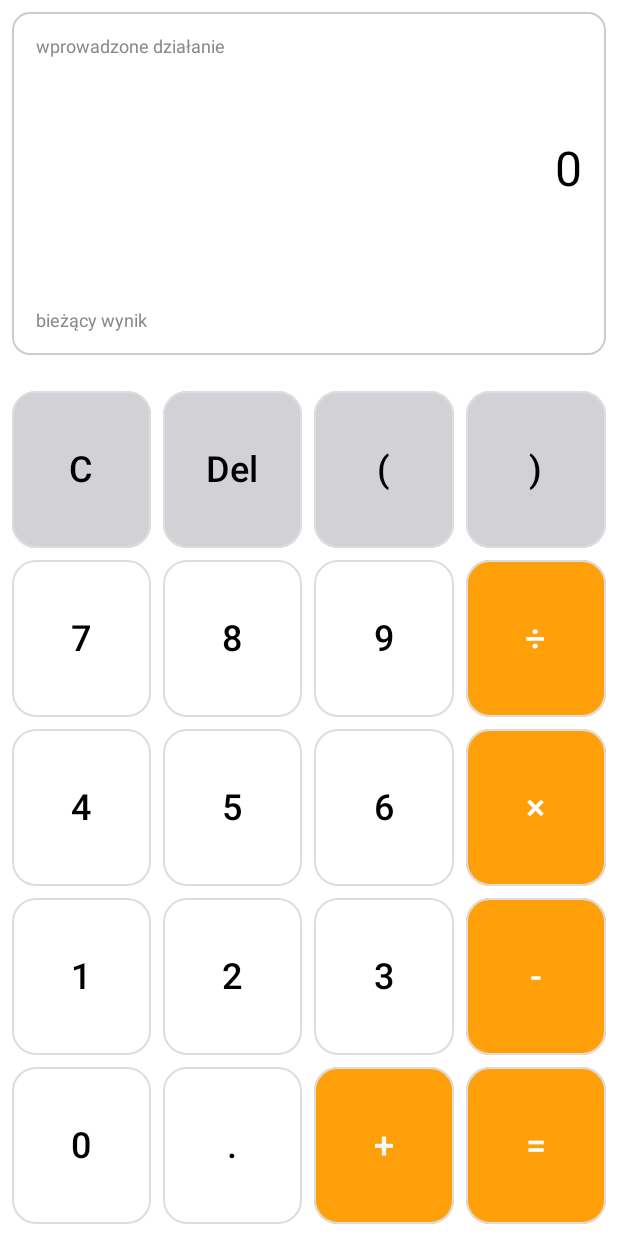
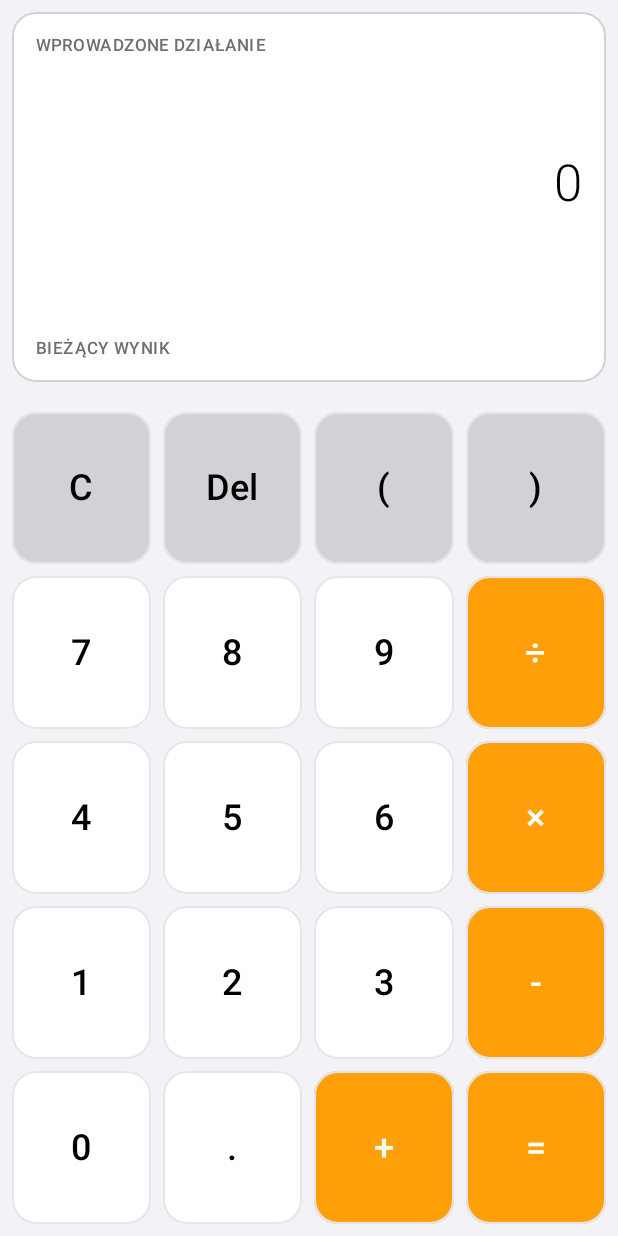
Before and after one commit to Sebek355/PSM_LAB4, an Android app built with Jetpack Compose: the screen it shows after launch (MainActivity), on a phone screen of 412 x 824 dp. Run offline under Robolectric (Android 15) with nearby library versions, the phone set to English and light mode, and no system bars.

Commit message:
dokonczono projekt

```diff
--- a/app/src/main/java/com/example/lab4/MainActivity.kt
+++ b/app/src/main/java/com/example/lab4/MainActivity.kt
@@ -8,6 +8,7 @@ import androidx.activity.enableEdgeToEdge
 import androidx.compose.foundation.BorderStroke
 import androidx.compose.foundation.background
 import androidx.compose.foundation.border
+import androidx.compose.foundation.horizontalScroll
 import androidx.compose.foundation.isSystemInDarkTheme
 import androidx.compose.foundation.layout.Arrangement
 import androidx.compose.foundation.layout.Column
@@ -18,6 +19,8 @@ import androidx.compose.foundation.layout.fillMaxSize
 import androidx.compose.foundation.layout.fillMaxWidth
 import androidx.compose.foundation.layout.height
 import androidx.compose.foundation.layout.padding
+import androidx.compose.foundation.layout.safeDrawingPadding
+import androidx.compose.foundation.rememberScrollState
 import androidx.compose.foundation.shape.RoundedCornerShape
 import androidx.compose.material3.Button
 import androidx.compose.material3.ButtonDefaults
@@ -25,15 +28,19 @@ import androidx.compose.material3.Text
 import androidx.compose.runtime.Composable
 import androidx.compose.runtime.getValue
 import androidx.compose.runtime.mutableStateOf
-import androidx.compose.runtime.remember
+import androidx.compose.runtime.saveable.rememberSaveable
 import androidx.compose.runtime.setValue
 import androidx.compose.ui.Alignment
 import androidx.compose.ui.Modifier
 import androidx.compose.ui.graphics.Color
 import androidx.compose.ui.platform.LocalConfiguration
+import androidx.compose.ui.text.font.FontFamily
+import androidx.compose.ui.text.font.FontWeight
 import androidx.compose.ui.unit.dp
 import androidx.compose.ui.unit.sp
 import net.objecthunter.exp4j.ExpressionBuilder
+import java.math.BigDecimal
+import java.math.RoundingMode
 
 class MainActivity : ComponentActivity() {
     override fun onCreate(savedInstanceState: Bundle?) {
@@ -48,10 +55,8 @@ class MainActivity : ComponentActivity() {
 @Composable
 fun getIosButtonColors(label: String, isDark: Boolean): Pair<Color, Color> {
     val iosOrange = Color(0xFFFF9F0A)
-    val darkBg = Color.Black
     val darkNumBg = Color(0xFF333333)
     val darkTopBg = Color(0xFFA5A5A5)
-    val lightBg = Color(0xFFF2F2F7)
     val lightNumBg = Color(0xFFFFFFFF)
     val lightTopBg = Color(0xFFD1D1D6)
 
@@ -74,15 +79,16 @@ fun Kalkulatorscreen() {
     val isLandscape = configuration.orientation == Configuration.ORIENTATION_LANDSCAPE
     val isDark = isSystemInDarkTheme()
 
-    val mainBackgroundColor = if (isDark) Color.Black else Color.White
+    val mainBackgroundColor = if (isDark) Color.Black else Color(0xFFF2F2F7)
     val displayBgColor = if (isDark) Color(0xFF1C1C1E) else Color.White
-    val displayBorderColor = if (isDark) Color.DarkGray else Color.LightGray
+    val displayBorderColor = if (isDark) Color(0xFF3A3A3C) else Color(0xFFD1D1D6)
     val displayTextColor = if (isDark) Color.White else Color.Black
+    val secondaryTextColor = if (isDark) Color(0xFF8E8E93) else Color(0xFF6E6E73)
+    val buttonBorderColor = if (isDark) Color(0xFF2C2C2E) else Color(0xFFE5E5EA)
 
-    val buttonBorderColor = if (isDark) Color(0xFF444444) else Color(0xFFDDDDDD)
-
-    var equation by remember { mutableStateOf("") }
-    var result by remember { mutableStateOf("") }
+    // ZAD. 1: rememberSaveable zachowuje stan po obrocie ekranu
+    var equation by rememberSaveable { mutableStateOf("") }
+    var result by rememberSaveable { mutableStateOf("") }
 
     val buttonRows = listOf(
         listOf("C", "Del", "(", ")"),
@@ -109,14 +115,17 @@ fun Kalkulatorscreen() {
                 }
             }
             "=" -> {
-                if (result.isNotEmpty() && result != "Błąd") {
-                    equation = result
+                val finalResult = calculateMath(equation)
+                if (finalResult.isNotEmpty() && finalResult != "Błąd") {
+                    equation = finalResult
                     result = ""
+                } else if (equation.isNotEmpty()) {
+                    result = "Błąd"
                 }
             }
-            else -> {
-                equation += label
-            }
+            "x^y" -> equation += "^"
+            "sin", "cos", "tan", "ln", "√" -> equation += "$label("
+            else -> equation += label
         }
 
         if (label != "=" && label != "C") {
@@ -133,20 +142,24 @@ fun Kalkulatorscreen() {
         modifier = Modifier
             .fillMaxSize()
             .background(mainBackgroundColor)
+            .safeDrawingPadding() // Chroni przed nachodzeniem na pasek stanu i gestów
     ) {
+        // Wyświetlacz
         Column(
             modifier = Modifier
                 .fillMaxWidth()
-                .weight(0.3f)
+                .weight(0.32f)
                 .padding(8.dp)
-                .border(1.dp, displayBorderColor, RoundedCornerShape(12.dp))
-                .background(displayBgColor, RoundedCornerShape(12.dp))
+                .border(1.dp, displayBorderColor, RoundedCornerShape(16.dp))
+                .background(displayBgColor, RoundedCornerShape(16.dp))
                 .padding(16.dp)
         ) {
             Text(
-                text = "wprowadzone działanie",
-                color = Color.Gray,
-                fontSize = 12.sp
+                text = "WPROWADZONE DZIAŁANIE",
+                color = secondaryTextColor,
+                fontSize = 11.sp,
+                fontWeight = FontWeight.SemiBold,
+                letterSpacing = 0.8.sp
             )
 
             Spacer(modifier = Modifier.weight(1f))
@@ -154,8 +167,14 @@ fun Kalkulatorscreen() {
             Text(
                 text = if (equation.isEmpty()) "0" else equation,
                 color = displayTextColor,
-                fontSize = 32.sp,
-                modifier = Modifier.align(Alignment.End)
+                fontSize = 34.sp,
+                fontWeight = FontWeight.Light,
+                fontFamily = FontFamily.SansSerif,
+                maxLines = 1,
+                softWrap = false,
+                modifier = Modifier
+                    .align(Alignment.End)
+                    .horizontalScroll(rememberScrollState())
             )
 
             Spacer(modifier = Modifier.weight(1f))
@@ -166,26 +185,32 @@ fun Kalkulatorscreen() {
                 verticalAlignment = Alignment.Bottom
             ) {
                 Text(
-                    text = "bieżący wynik",
-                    color = Color.Gray,
-                    fontSize = 12.sp
+                    text = "BIEŻĄCY WYNIK",
+                    color = secondaryTextColor,
+                    fontSize = 11.sp,
+                    fontWeight = FontWeight.SemiBold,
+                    letterSpacing = 0.8.sp
                 )
 
                 Text(
                     text = result,
-                    color = displayTextColor,
-                    fontSize = 28.sp
+                    color = if (result == "Błąd") Color(0xFFFF453A) else displayTextColor,
+                    fontSize = 26.sp,
+                    fontWeight = FontWeight.Medium,
+                    maxLines = 1,
+                    softWrap = false,
+                    modifier = Modifier.horizontalScroll(rememberScrollState())
                 )
             }
         }
 
-        Spacer(modifier = Modifier.height(8.dp))
+        Spacer(modifier = Modifier.height(4.dp))
 
         if (isLandscape) {
             Row(
                 modifier = Modifier
                     .fillMaxWidth()
-                    .weight(0.7f)
+                    .weight(0.68f)
                     .padding(8.dp),
                 horizontalArrangement = Arrangement.spacedBy(8.dp)
             ) {
@@ -201,16 +226,14 @@ fun Kalkulatorscreen() {
                             horizontalArrangement = Arrangement.spacedBy(8.dp)
                         ) {
                             for (label in row) {
-                                val (bgColor, txtColor) = getIosButtonColors(label, isDark)
-                                Button(
-                                    onClick = { onButtonClick(label) },
-                                    shape = RoundedCornerShape(16.dp),
-                                    colors = ButtonDefaults.buttonColors(containerColor = bgColor),
-                                    border = BorderStroke(1.dp, buttonBorderColor),
-                                    modifier = Modifier.weight(1f).fillMaxHeight()
-                                ) {
-                                    Text(text = label, color = txtColor, fontSize = 20.sp)
-                                }
+                                CalculatorButton(
+                                    label = label,
+                                    isDark = isDark,
+                                    borderColor = buttonBorderColor,
+                                    fontSize = 20,
+                                    modifier = Modifier.weight(1f).fillMaxHeight(),
+                                    onClick = { onButtonClick(label) }
+                                )
                             }
                         }
                     }
@@ -228,16 +251,14 @@ fun Kalkulatorscreen() {
                             horizontalArrangement = Arrangement.spacedBy(8.dp)
                         ) {
                             for (label in row) {
-                                val (bgColor, txtColor) = getIosButtonColors(label, isDark)
-                                Button(
-                                    onClick = { onButtonClick(label) },
-                                    shape = RoundedCornerShape(16.dp),
-                                    colors = ButtonDefaults.buttonColors(containerColor = bgColor),
-                                    border = BorderStroke(1.dp, buttonBorderColor),
-                                    modifier = Modifier.weight(1f).fillMaxHeight()
-                                ) {
-                                    Text(text = label, color = txtColor, fontSize = 24.sp)
-                                }
+                                CalculatorButton(
+                                    label = label,
+                                    isDark = isDark,
+                                    borderColor = buttonBorderColor,
+                                    fontSize = 22,
+                                    modifier = Modifier.weight(1f).fillMaxHeight(),
+                                    onClick = { onButtonClick(label) }
+                                )
                             }
                         }
                     }
@@ -247,7 +268,7 @@ fun Kalkulatorscreen() {
             Column(
                 modifier = Modifier
                     .fillMaxWidth()
-                    .weight(0.7f)
+                    .weight(0.68f)
                     .padding(8.dp),
                 verticalArrangement = Arrangement.spacedBy(8.dp)
             ) {
@@ -259,16 +280,14 @@ fun Kalkulatorscreen() {
                         horizontalArrangement = Arrangement.spacedBy(8.dp)
                     ) {
                         for (label in row) {
-                            val (bgColor, txtColor) = getIosButtonColors(label, isDark)
-                            Button(
-                                onClick = { onButtonClick(label) },
-                                shape = RoundedCornerShape(16.dp),
-                                colors = ButtonDefaults.buttonColors(containerColor = bgColor),
-                                border = BorderStroke(1.dp, buttonBorderColor),
-                                modifier = Modifier.weight(1f).fillMaxHeight()
-                            ) {
-                                Text(text = label, color = txtColor, fontSize = 24.sp)
-                            }
+                            CalculatorButton(
+                                label = label,
+                                isDark = isDark,
+                                borderColor = buttonBorderColor,
+                                fontSize = 24,
+                                modifier = Modifier.weight(1f).fillMaxHeight(),
+                                onClick = { onButtonClick(label) }
+                            )
                         }
                     }
                 }
@@ -277,8 +296,37 @@ fun Kalkulatorscreen() {
     }
 }
 
+@Composable
+fun CalculatorButton(
+    label: String,
+    isDark: Boolean,
+    borderColor: Color,
+    fontSize: Int,
+    modifier: Modifier = Modifier,
+    onClick: () -> Unit
+) {
+    val (bgColor, txtColor) = getIosButtonColors(label, isDark)
+    Button(
+        onClick = onClick,
+        shape = RoundedCornerShape(16.dp),
+        colors = ButtonDefaults.buttonColors(containerColor = bgColor),
+        border = BorderStroke(1.dp, borderColor),
+        modifier = modifier
+    ) {
+        Text(
+            text = label,
+            color = txtColor,
+            fontSize = fontSize.sp,
+            fontWeight = FontWeight.Medium,
+            maxLines = 1,
+            softWrap = false
+        )
+    }
+}
+
+// ZAD. 2, 3, 4: Czysta funkcja obliczeniowa (bez zależności od UI)
 fun calculateMath(equation: String): String {
-    if (equation.isEmpty()) return ""
+    if (equation.isBlank()) return ""
 
     return try {
         val preparedEquation = equation
@@ -286,17 +334,21 @@ fun calculateMath(equation: String): String {
             .replace("÷", "/")
             .replace("π", "pi")
             .replace("√", "sqrt")
-            .replace("x^y", "^")
             .replace("ln", "log")
 
         val expression = ExpressionBuilder(preparedEquation).build()
-        val result = expression.evaluate()
+        val evalResult = expression.evaluate()
 
-        if (result == result.toLong().toDouble()) {
-            result.toLong().toString()
-        } else {
-            result.toString()
+        if (evalResult.isNaN() || evalResult.isInfinite()) {
+            return "Błąd"
         }
+
+        // Zaokrąglenie eliminuje błędy zmiennoprzecinkowe typu 0.1 + 0.2 = 0.30000000000000004
+        val rounded = BigDecimal.valueOf(evalResult)
+            .setScale(10, RoundingMode.HALF_UP)
+            .stripTrailingZeros()
+
+        rounded.toPlainString()
     } catch (e: Exception) {
         "Błąd"
     }
--- /dev/null
+++ b/app/src/main/res/values/ic_launcher_background.xml
@@ -0,0 +1,4 @@
+<?xml version="1.0" encoding="utf-8"?>
+<resources>
+    <color name="ic_launcher_background">#3F3F3F</color>
+</resources>
--- a/app/src/main/res/values/strings.xml
+++ b/app/src/main/res/values/strings.xml
@@ -1,3 +1,3 @@
 <resources>
-    <string name="app_name">Lab4</string>
+    <string name="app_name">Kalkulator</string>
 </resources>
```
Also changed, not shown: app/src/main/res/drawable/ic_launcher_background.xml (+70 -166 lines), app/src/main/res/drawable/ic_launcher_foreground.xml (+25 -25 lines), app/src/main/res/mipmap-anydpi-v26/ic_launcher.xml (+18 -3 lines), app/src/main/res/mipmap-anydpi-v26/ic_launcher_round.xml (+18 -3 lines), app/src/main/ic_launcher-playstore.png (added), app/src/main/res/mipmap-hdpi/ic_launcher.webp, app/src/main/res/mipmap-hdpi/ic_launcher_round.webp, app/src/main/res/mipmap-mdpi/ic_launcher.webp, app/src/main/res/mipmap-mdpi/ic_launcher_round.webp, app/src/main/res/mipmap-xhdpi/ic_launcher.webp, app/src/main/res/mipmap-xhdpi/ic_launcher_round.webp, app/src/main/res/mipmap-xxhdpi/ic_launcher.webp, app/src/main/res/mipmap-xxhdpi/ic_launcher_round.webp, app/src/main/res/mipmap-xxxhdpi/ic_launcher.webp, 1 more files, 1 other file.
